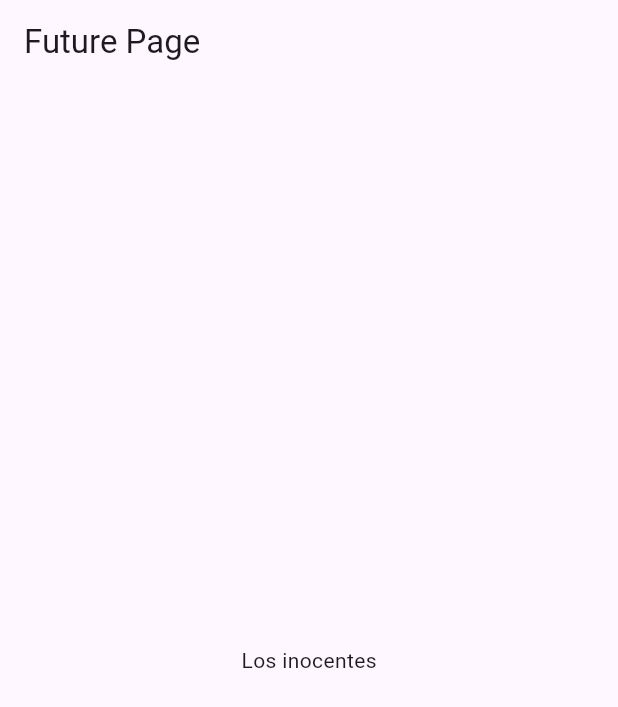
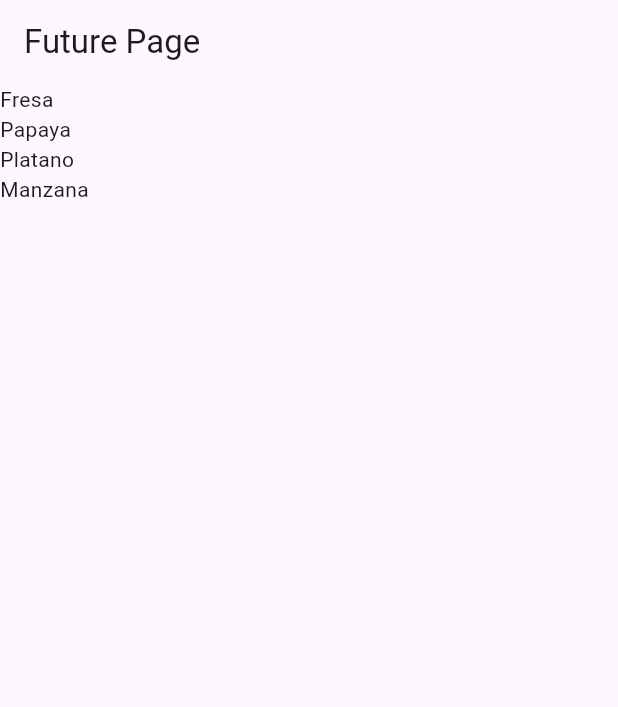
Before and after one commit to AlberthRuiz/future_flutter, a Flutter app: the screen it shows after launch, on a phone screen of 412 x 824 dp. Shown: the top 707 px of the screen. Run offline on Flutter 3.47's test engine with Material 3 defaults, Android fonts, the phone set to English and light mode, and no system bars.

Commit message:
show listview builder on future builder

```diff
--- a/lib/pages/future_page.dart
+++ b/lib/pages/future_page.dart
@@ -21,6 +21,15 @@ class _FuturePageState extends State<FuturePage> {
     });
   }
 
+  Future<List<String>> getProducts() async {
+    return Future.delayed(
+      Duration(seconds: 5),
+      () {
+        return ["Fresa", "Papaya", "Platano", "Manzana"];
+      },
+    );
+  }
+
   @override
   Widget build(BuildContext context) {
     return Scaffold(
@@ -29,29 +38,46 @@ class _FuturePageState extends State<FuturePage> {
       ),
       body: Center(
         child: FutureBuilder(
-          future: getTitle(),
+          future: getProducts(),
           builder: (BuildContext context, AsyncSnapshot snapshot) {
             if (snapshot.hasData) {
-              dynamic respuesta = snapshot.data;
-              return Text(respuesta.toString());
+              print(snapshot.data);
+              List<String> data = snapshot.data;
+              return ListView.builder(
+                itemCount: data.length,
+                itemBuilder: (BuildContext context, int index) {
+                  return Text(data[index]);
+                },
+              );
             }
-            return SizedBox(
-              width: 120,
-              height: 120,
-              child: CircularProgressIndicator(
-                color: Colors.pink,
-                strokeWidth: 20,
-              ),
-            );
-
-            // print("snapshot: $snapshot");
-            // print("connection state: ${snapshot.connectionState}");
-            // print("has data: ${snapshot.hasData}");
-            // print("has error: ${snapshot.hasError}");
-            // dynamic variable = snapshot.data;
-            // return Text(variable.toString());
+            return CircularProgressIndicator();
           },
         ),
+
+        // FutureBuilder(
+        //   future: getTitle(),
+        //   builder: (BuildContext context, AsyncSnapshot snapshot) {
+        //     if (snapshot.hasData) {
+        //       dynamic respuesta = snapshot.data;
+        //       return Text(respuesta.toString());
+        //     }
+        //     return SizedBox(
+        //       width: 120,
+        //       height: 120,
+        //       child: CircularProgressIndicator(
+        //         color: Colors.pink,
+        //         strokeWidth: 20,
+        //       ),
+        //     );
+
+        //     // print("snapshot: $snapshot");
+        //     // print("connection state: ${snapshot.connectionState}");
+        //     // print("has data: ${snapshot.hasData}");
+        //     // print("has error: ${snapshot.hasError}");
+        //     // dynamic variable = snapshot.data;
+        //     // return Text(variable.toString());
+        //   },
+        // ),
       ),
     );
   }
```
